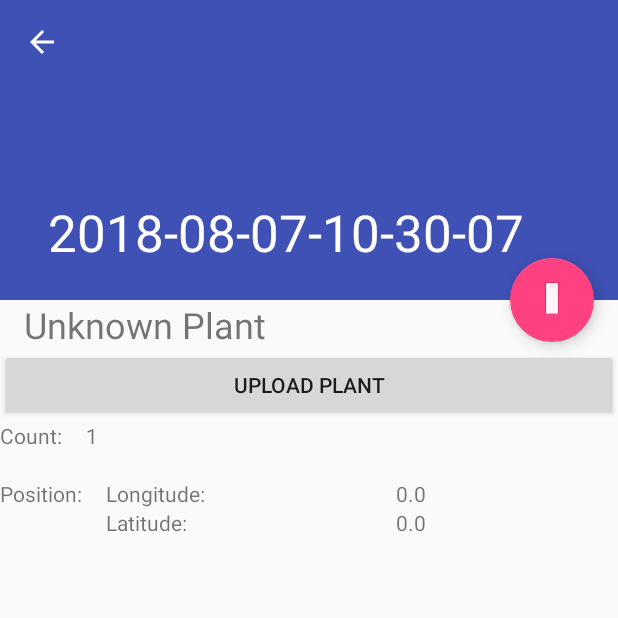
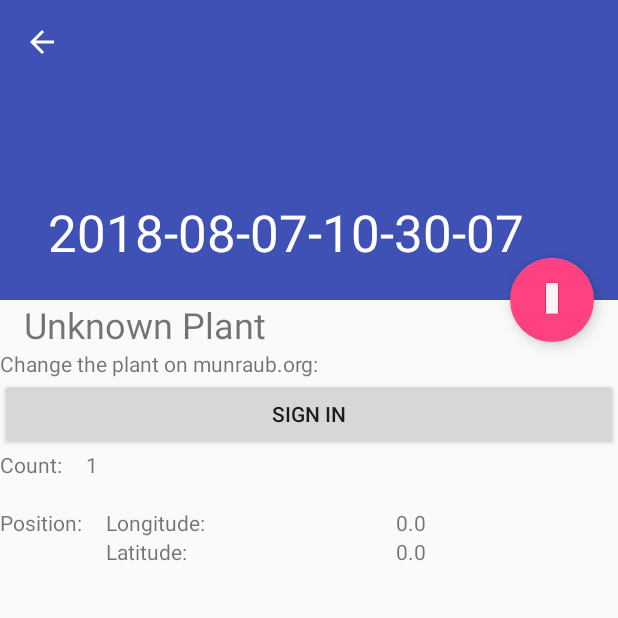
Before and after one commit to niccokunzmann/mundraub-android, an Android app: the screen it shows after launch (PlantDetailActivity), after a tap on an icon or button, on a phone screen of 412 x 824 dp, the top half of it. Run offline under Robolectric (Android 15) with nearby library versions, the phone set to English and light mode, and no system bars; 1 statement that could not run was skipped; 1 other tap on this screen came first.

Commit message:
add buttons to change plant online

```diff
--- a/app/src/main/java/eu/quelltext/mundraub/LoginActivity.java
+++ b/app/src/main/java/eu/quelltext/mundraub/LoginActivity.java
@@ -106,7 +106,7 @@ public class LoginActivity extends AppCompatActivity {
             // Show a progress spinner, and kick off a background task to
             // perform the user login attempt.
             showProgress(true);
-            api.login(username, password, new API.LoginCallback() {
+            api.login(username, password, new API.Callback() {
                 @Override
                 public void onSuccess() {
                     finish();
--- a/app/src/main/java/eu/quelltext/mundraub/PlantDetailFragment.java
+++ b/app/src/main/java/eu/quelltext/mundraub/PlantDetailFragment.java
@@ -6,6 +6,7 @@ import android.content.Intent;
 import android.os.Bundle;
 import android.support.design.widget.CollapsingToolbarLayout;
 import android.support.v4.app.Fragment;
+import android.util.Log;
 import android.view.LayoutInflater;
 import android.view.View;
 import android.view.ViewGroup;
@@ -84,15 +85,48 @@ public class PlantDetailFragment extends Fragment {
             ((TextView) rootView.findViewById(R.id.text_description)).setText(plant.getDescription());
             ((TextView) rootView.findViewById(R.id.text_latitude)).setText(Double.toString(plant.getLatitude()));
             ((TextView) rootView.findViewById(R.id.text_longitude)).setText(Double.toString(plant.getLongitude()));
-            Button uploadButton = (Button) rootView.findViewById(R.id.button_upload);
-            uploadButton.setOnClickListener(new View.OnClickListener() {
-                @Override
-                public void onClick(View v) {
-                    Intent intent = new Intent(context, LoginActivity.class);
-                    // intent.putExtra(NewPlantActivity.ARG_PLANT_ID, plantId);
-                    context.startActivity(intent);
-                }
-            });
+            updateOnlineActivities();
         }
     }
+    private void updateOnlineActivities() {
+        updateButton(R.id.button_login, plant.online().mustLogin(), new View.OnClickListener() {
+            @Override
+            public void onClick(View v) {
+                Intent intent = new Intent(context, LoginActivity.class);
+                context.startActivity(intent);
+            }
+        });
+        updateButton(R.id.button_upload, plant.online().canCreate(), new View.OnClickListener() {
+            @Override
+            public void onClick(View v) {
+                Log.d("TODO", "create plant"); // TODO
+            }
+        });
+        updateButton(R.id.button_edit, plant.online().canUpdate(), new View.OnClickListener() {
+            @Override
+            public void onClick(View v) {
+                Log.d("TODO", "edit plant"); // TODO
+            }
+        });
+        updateButton(R.id.button_view, plant.online().hasURL(), new View.OnClickListener() {
+            @Override
+            public void onClick(View v) {
+                Log.d("TODO", "view plant"); // TODO
+            }
+        });
+        updateButton(R.id.button_delete, plant.online().canDelete(), new View.OnClickListener() {
+            @Override
+            public void onClick(View v) {
+                Log.d("TODO", "delete plant"); // TODO
+            }
+        });
+
+    }
+    private void updateButton(int resourceId, boolean visible, View.OnClickListener onClickListener) {
+        Button button = (Button) rootView.findViewById(resourceId);
+        if (visible) {
+            button.setOnClickListener(onClickListener);
+        }
+        button.setVisibility(visible? View.VISIBLE: View.GONE);
+    }
 }
--- a/app/src/main/java/eu/quelltext/mundraub/plant/Plant.java
+++ b/app/src/main/java/eu/quelltext/mundraub/plant/Plant.java
@@ -32,6 +32,7 @@ public class Plant implements Comparable<Plant> {
     private static final String JSON_ID = "id";
     private static final String JSON_CATEGORY = "category";
     private static final String JSON_PICTURE = "picture";
+    private static final String JSON_ONLINE = "online";
 
     public static List<Plant> all() {
         return plants.all();
@@ -55,10 +56,12 @@ public class Plant implements Comparable<Plant> {
     private double latitude = 0;
     private final PlantCollection collection;
     private File picture = null;
+    private final PlantOnlineState.OnlineAction onlineState;
 
     public Plant() {
         this.id = plants.newId();
         this.collection = plants;
+        this.onlineState = PlantOnlineState.getOfflineState(this);
     }
 
     public void save() {
@@ -125,6 +128,11 @@ public class Plant implements Comparable<Plant> {
             if (picturePath != null) {
                 picture = new File(picturePath);
             }
+        }
+        if (json.has(JSON_ONLINE) && !json.isNull(JSON_ONLINE)) {
+            onlineState = PlantOnlineState.fromJSON(this, json.getJSONObject(JSON_ONLINE));
+        } else {
+            onlineState = PlantOnlineState.getOfflineState(this);
         }
     }
 
@@ -233,4 +241,12 @@ public class Plant implements Comparable<Plant> {
     public Date getCreationDay() {
         return DateUtils.truncate(createdAt(), Calendar.DAY_OF_MONTH);
     }
+
+    public boolean hasRequiredFieldsFilled() {
+        return count >= 0 && !category.isUnknown();
+    }
+
+    public PlantOnlineState.OnlineAction online() {
+        return onlineState;
+    }
 }
--- a/app/src/main/res/layout/plant_detail.xml
+++ b/app/src/main/res/layout/plant_detail.xml
@@ -25,12 +25,55 @@
         android:text="@string/unknown_plant"
         android:textSize="24sp" />
 
-    <Button
-        android:id="@+id/button_upload"
+    <LinearLayout
+        android:id="@+id/online_activity"
         android:layout_width="match_parent"
         android:layout_height="wrap_content"
         android:layout_weight="1"
-        android:text="@string/upload_plant" />
+        android:orientation="vertical">
+
+        <TextView
+            android:id="@+id/textView"
+            android:layout_width="match_parent"
+            android:layout_height="wrap_content"
+            android:layout_weight="1"
+            android:text="@string/plant_online_description" />
+
+        <Button
+            android:id="@+id/button_login"
+            android:layout_width="match_parent"
+            android:layout_height="wrap_content"
+            android:layout_weight="1"
+            android:text="@string/action_sign_in_short" />
+
+        <Button
+            android:id="@+id/button_upload"
+            android:layout_width="match_parent"
+            android:layout_height="wrap_content"
+            android:layout_weight="1"
+            android:text="@string/upload_plant_online" />
+
+        <Button
+            android:id="@+id/button_edit"
+            android:layout_width="match_parent"
+            android:layout_height="wrap_content"
+            android:layout_weight="1"
+            android:text="@string/edit_plant_online" />
+
+        <Button
+            android:id="@+id/button_delete"
+            android:layout_width="match_parent"
+            android:layout_height="wrap_content"
+            android:layout_weight="1"
+            android:text="@string/delete_plant_online" />
+
+        <Button
+            android:id="@+id/button_view"
+            android:layout_width="match_parent"
+            android:layout_height="wrap_content"
+            android:layout_weight="1"
+            android:text="@string/view_plant_online" />
+    </LinearLayout>
 
     <LinearLayout
         android:layout_width="match_parent"
--- a/app/src/main/res/values/strings.xml
+++ b/app/src/main/res/values/strings.xml
@@ -58,6 +58,10 @@
     <string name="error_invalid_password">This password is too short</string>
     <string name="error_incorrect_password">This password is incorrect</string>
     <string name="error_field_required">This field is required</string>
-    <string name="upload_plant">Upload Plant</string>
+    <string name="upload_plant_online">Share this plant online</string>
+    <string name="edit_plant_online">Upload the changes</string>
+    <string name="delete_plant_online">Remove the plant from mundraub.org</string>
+    <string name="view_plant_online">View the plant on mundraub.org</string>
     <string name="plant_list_date_format">dd. MM. yyyy</string>
+    <string name="plant_online_description">Change the plant on munraub.org:</string>
 </resources>
```
Also changed, not shown: app/src/main/java/eu/quelltext/mundraub/api/API.java (+5 -5 lines), app/src/main/java/eu/quelltext/mundraub/plant/PlantOnlineState.java (added, +186 -0 lines).
